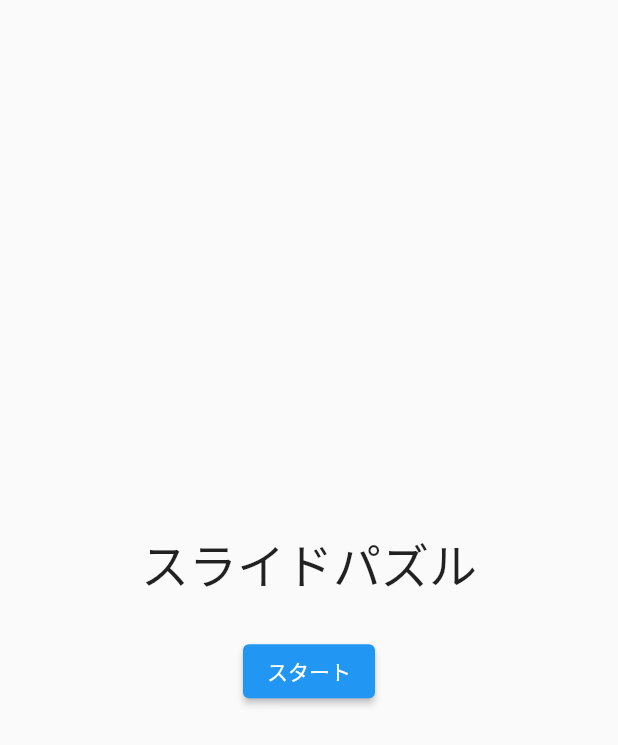
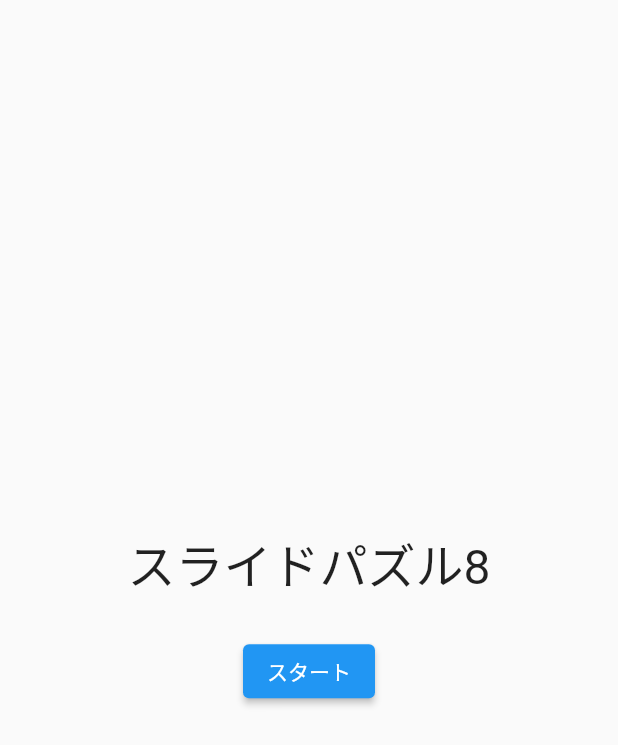
Before and after one commit to hata8341/flutter-myfirstapp, a Flutter app: the screen it shows after launch, on a phone screen of 412 x 824 dp. Shown: the top 745 px of the screen. Run offline on Flutter 3.47's test engine with Material 2 defaults, Android fonts, the phone set to English and light mode, and no system bars; our stand-ins replace shared_preferences.

Commit message:
title-fix

```diff
--- a/lib/main.dart
+++ b/lib/main.dart
@@ -35,7 +35,7 @@ class StartPage extends StatelessWidget {
           mainAxisAlignment: MainAxisAlignment.center,
           children: [
             const Text(
-              'スライドパズル',
+              'スライドパズル8',
               style: TextStyle(fontSize: 32),
             ),
             const SizedBox(height: 24),
```
Also changed, not shown: 2 other files.
